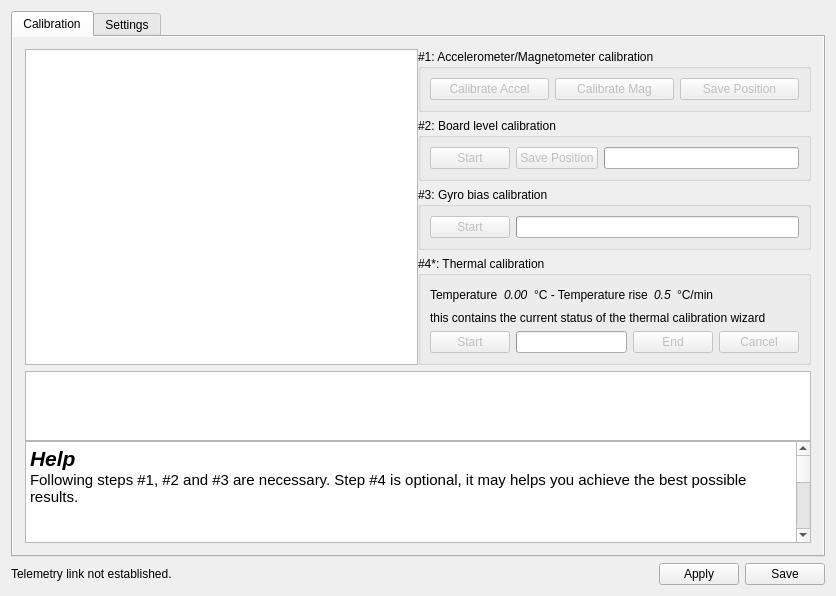
Qt form ground/openpilotgcs/src/plugins/config/revosensors.ui (openpilot/OpenPilot) before a commit.
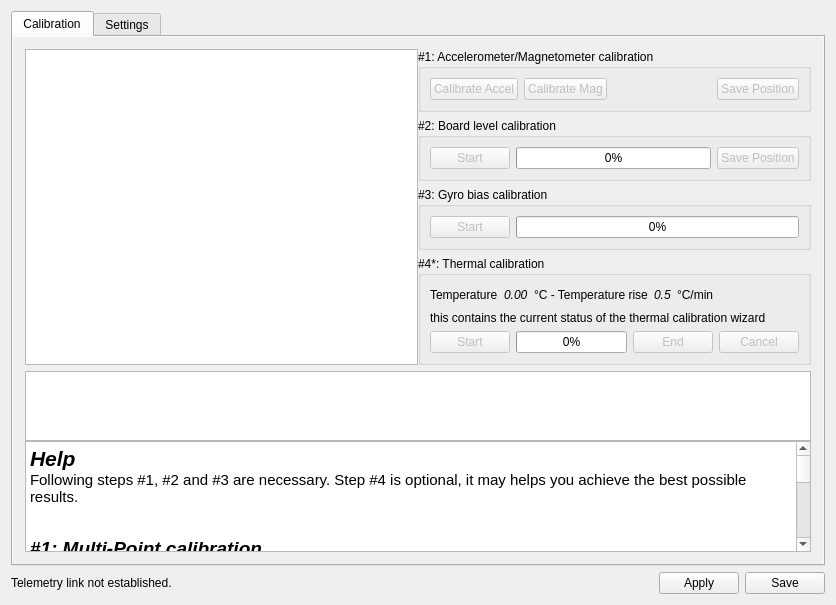
The same form after that commit. Icons and pictures are not drawn.

Commit message: OP-975 some visual enhancemets to UI (moving save button for level, adding spacers, showing percentage to progressbar)

What changed in the file:
```diff
--- a/ground/openpilotgcs/src/plugins/config/revosensors.ui
+++ b/ground/openpilotgcs/src/plugins/config/revosensors.ui
@@ -7,7 +7,7 @@
     <x>0</x>
     <y>0</y>
     <width>836</width>
-    <height>596</height>
+    <height>605</height>
    </rect>
   </property>
   <property name="windowTitle">
@@ -110,34 +110,34 @@
               <string>&lt;!DOCTYPE HTML PUBLIC &quot;-//W3C//DTD HTML 4.0//EN&quot; &quot;http://www.w3.org/TR/REC-html40/strict.dtd&quot;&gt;
 &lt;html&gt;&lt;head&gt;&lt;meta name=&quot;qrichtext&quot; content=&quot;1&quot; /&gt;&lt;style type=&quot;text/css&quot;&gt;
 p, li { white-space: pre-wrap; }
-&lt;/style&gt;&lt;/head&gt;&lt;body style=&quot; font-family:'MS Shell Dlg 2'; font-size:8.25pt; font-weight:400; font-style:normal;&quot;&gt;
+&lt;/style&gt;&lt;/head&gt;&lt;body style=&quot; font-family:'Ubuntu'; font-size:9pt; font-weight:400; font-style:normal;&quot;&gt;
 &lt;table border=&quot;0&quot; style=&quot;-qt-table-type: root; margin-top:4px; margin-bottom:4px; margin-left:4px; margin-right:4px;&quot;&gt;
 &lt;tr&gt;
 &lt;td style=&quot;border: none;&quot;&gt;
-&lt;p style=&quot; margin-top:0px; margin-bottom:0px; margin-left:0px; margin-right:0px; -qt-block-indent:0; text-indent:0px;&quot;&gt;&lt;span style=&quot; font-family:'Ubuntu'; font-size:16pt; font-weight:600; font-style:italic;&quot;&gt;Help&lt;/span&gt;&lt;/p&gt;
-&lt;p style=&quot; margin-top:0px; margin-bottom:0px; margin-left:0px; margin-right:0px; -qt-block-indent:0; text-indent:0px;&quot;&gt;&lt;span style=&quot; font-family:'Ubuntu'; font-size:11pt;&quot;&gt;Following steps #1, #2 and #3 are necessary. Step #4 is optional, it may helps you achieve the best possible results.&lt;/span&gt;&lt;/p&gt;
-&lt;p style=&quot;-qt-paragraph-type:empty; margin-top:0px; margin-bottom:0px; margin-left:0px; margin-right:0px; -qt-block-indent:0; text-indent:0px; font-family:'Ubuntu'; font-size:11pt;&quot;&gt;&lt;br /&gt;&lt;/p&gt;
-&lt;p align=&quot;center&quot; style=&quot;-qt-paragraph-type:empty; margin-top:0px; margin-bottom:0px; margin-left:0px; margin-right:0px; -qt-block-indent:0; text-indent:0px; font-size:8pt;&quot;&gt;&lt;br /&gt;&lt;/p&gt;
-&lt;p style=&quot; margin-top:0px; margin-bottom:0px; margin-left:0px; margin-right:0px; -qt-block-indent:0; text-indent:0px;&quot;&gt;&lt;span style=&quot; font-family:'Ubuntu'; font-size:14pt; font-weight:600; font-style:italic;&quot;&gt;#1: Multi-Point calibration&lt;/span&gt;&lt;/p&gt;
-&lt;p style=&quot; margin-top:0px; margin-bottom:0px; margin-left:0px; margin-right:0px; -qt-block-indent:0; text-indent:0px;&quot;&gt;&lt;span style=&quot; font-family:'Ubuntu'; font-size:11pt;&quot;&gt;This calibration will compute the scale for Magnetometer or Accelerometer sensors. &lt;/span&gt;&lt;/p&gt;
-&lt;p style=&quot; margin-top:0px; margin-bottom:0px; margin-left:0px; margin-right:0px; -qt-block-indent:0; text-indent:0px;&quot;&gt;&lt;span style=&quot; font-family:'Ubuntu'; font-size:11pt;&quot;&gt;Press &amp;quot;Calibrate Mag&amp;quot; or &amp;quot;Calibrate Accel&amp;quot; to begin calibration, and follow the instructions which will be displayed here.  &lt;/span&gt;&lt;/p&gt;
-&lt;p style=&quot; margin-top:0px; margin-bottom:0px; margin-left:0px; margin-right:0px; -qt-block-indent:0; text-indent:0px;&quot;&gt;&lt;span style=&quot; font-family:'Ubuntu'; font-size:11pt;&quot;&gt;For optimal calibration perform the Accel calibration with the board not mounted to the craft. in this way you can accurately level the board on your desk/table during the process. &lt;/span&gt;&lt;/p&gt;
-&lt;p style=&quot; margin-top:0px; margin-bottom:0px; margin-left:0px; margin-right:0px; -qt-block-indent:0; text-indent:0px;&quot;&gt;&lt;span style=&quot; font-family:'Ubuntu'; font-size:11pt;&quot;&gt;Magnetometer calibration need to be performed inside your plane/copter to account for metal/magnetic stuffs on board.&lt;/span&gt;&lt;/p&gt;
-&lt;p style=&quot; margin-top:0px; margin-bottom:0px; margin-left:0px; margin-right:0px; -qt-block-indent:0; text-indent:0px;&quot;&gt;&lt;span style=&quot; font-family:'Ubuntu'; font-size:11pt; font-weight:600; font-style:italic;&quot;&gt;Note 1:&lt;/span&gt;&lt;span style=&quot; font-family:'Ubuntu'; font-size:11pt;&quot;&gt; Your &lt;/span&gt;&lt;span style=&quot; font-family:'Ubuntu'; font-size:11pt; font-weight:600;&quot;&gt;HomeLocation must be set first&lt;/span&gt;&lt;span style=&quot; font-family:'Ubuntu'; font-size:11pt;&quot;&gt;, including the local magnetic field vector (Be) and acceleration due to gravity (g_e).&lt;/span&gt;&lt;/p&gt;
-&lt;p style=&quot; margin-top:0px; margin-bottom:0px; margin-left:0px; margin-right:0px; -qt-block-indent:0; text-indent:0px;&quot;&gt;&lt;span style=&quot; font-family:'Ubuntu'; font-size:11pt; font-weight:600; font-style:italic;&quot;&gt;Note 2:&lt;/span&gt;&lt;span style=&quot; font-family:'Ubuntu'; font-size:11pt;&quot;&gt; There is no need to point exactly at South/North/West/East. They are just used to easily tells the user how to point the plane/craft. &lt;/span&gt;&lt;/p&gt;
-&lt;p style=&quot; margin-top:0px; margin-bottom:0px; margin-left:0px; margin-right:0px; -qt-block-indent:0; text-indent:0px;&quot;&gt;&lt;span style=&quot; font-family:'Ubuntu'; font-size:11pt;&quot;&gt;You can simply assume that North is in front of you, right is East etc. and perform the calibration this way.&lt;/span&gt;&lt;/p&gt;
-&lt;p style=&quot;-qt-paragraph-type:empty; margin-top:0px; margin-bottom:0px; margin-left:0px; margin-right:0px; -qt-block-indent:0; text-indent:0px; font-family:'Ubuntu'; font-size:11pt;&quot;&gt;&lt;br /&gt;&lt;/p&gt;
-&lt;p style=&quot; margin-top:0px; margin-bottom:0px; margin-left:0px; margin-right:0px; -qt-block-indent:0; text-indent:0px;&quot;&gt;&lt;span style=&quot; font-family:'Ubuntu'; font-size:14pt; font-weight:600; font-style:italic;&quot;&gt;#2: Board level calibration&lt;/span&gt;&lt;/p&gt;
-&lt;p style=&quot; margin-top:0px; margin-bottom:0px; margin-left:0px; margin-right:0px; -qt-block-indent:0; text-indent:0px;&quot;&gt;&lt;span style=&quot; font-family:'Ubuntu'; font-size:11pt;&quot;&gt;This step will ensure that board leveling is accurate. Place your airframe as horizontally as possible (use a spirit level if necessary), then press Start below and do not move your airframe at all until the end of the calibration.&lt;/span&gt;&lt;/p&gt;
-&lt;p style=&quot;-qt-paragraph-type:empty; margin-top:0px; margin-bottom:0px; margin-left:0px; margin-right:0px; -qt-block-indent:0; text-indent:0px; font-family:'Ubuntu'; font-size:11pt;&quot;&gt;&lt;br /&gt;&lt;/p&gt;
-&lt;p style=&quot; margin-top:0px; margin-bottom:0px; margin-left:0px; margin-right:0px; -qt-block-indent:0; text-indent:0px;&quot;&gt;&lt;span style=&quot; font-family:'Ubuntu'; font-size:14pt; font-weight:600; font-style:italic;&quot;&gt;#3: Gyro Bias calculation&lt;/span&gt;&lt;/p&gt;
-&lt;p style=&quot; margin-top:0px; margin-bottom:0px; margin-left:0px; margin-right:0px; -qt-block-indent:0; text-indent:0px;&quot;&gt;&lt;span style=&quot; font-family:'Ubuntu'; font-size:11pt;&quot;&gt;This step allows to calibrate the gyro measured value when the board is steady. To perform the calibration leave the board/aircraft completely steady and click start. &lt;/span&gt;&lt;/p&gt;
-&lt;p style=&quot;-qt-paragraph-type:empty; margin-top:0px; margin-bottom:0px; margin-left:0px; margin-right:0px; -qt-block-indent:0; text-indent:0px; font-family:'Ubuntu'; font-size:11pt;&quot;&gt;&lt;br /&gt;&lt;/p&gt;
-&lt;p style=&quot; margin-top:0px; margin-bottom:0px; margin-left:0px; margin-right:0px; -qt-block-indent:0; text-indent:0px;&quot;&gt;&lt;span style=&quot; font-family:'Ubuntu'; font-size:14pt; font-weight:600; font-style:italic;&quot;&gt;#4: Thermal Calibration&lt;/span&gt;&lt;/p&gt;
-&lt;p style=&quot; margin-top:0px; margin-bottom:0px; margin-left:0px; margin-right:0px; -qt-block-indent:0; text-indent:0px;&quot;&gt;&lt;span style=&quot; font-family:'Ubuntu'; font-size:11pt;&quot;&gt;The calibration will compute sensors bias variations at different temperatures while the board warms up.&lt;/span&gt;&lt;/p&gt;
-&lt;p style=&quot; margin-top:0px; margin-bottom:0px; margin-left:0px; margin-right:0px; -qt-block-indent:0; text-indent:0px;&quot;&gt;&lt;span style=&quot; font-family:'Ubuntu'; font-size:11pt;&quot;&gt;This  allow a certain amount of correction of those bias variations against temperature changes. It does improve both altitude hold and yaw performances.&lt;/span&gt;&lt;/p&gt;
-&lt;p style=&quot; margin-top:0px; margin-bottom:0px; margin-left:0px; margin-right:0px; -qt-block-indent:0; text-indent:0px;&quot;&gt;&lt;span style=&quot; font-family:'Ubuntu'; font-size:11pt;&quot;&gt;To perform this calibration leave the board to cool down at room temperature in the coldest places available. after 15-20 minutes attach the usb connector to the board and Click the Calibrate button leaving the board steady. Wait until completed&lt;/span&gt;&lt;/p&gt;
-&lt;p align=&quot;center&quot; style=&quot;-qt-paragraph-type:empty; margin-top:0px; margin-bottom:0px; margin-left:0px; margin-right:0px; -qt-block-indent:0; text-indent:0px; font-family:'Ubuntu'; font-size:11pt;&quot;&gt;&lt;br /&gt;&lt;/p&gt;&lt;/td&gt;&lt;/tr&gt;&lt;/table&gt;&lt;/body&gt;&lt;/html&gt;</string>
+&lt;p style=&quot; margin-top:0px; margin-bottom:0px; margin-left:0px; margin-right:0px; -qt-block-indent:0; text-indent:0px;&quot;&gt;&lt;span style=&quot; font-size:16pt; font-weight:600; font-style:italic;&quot;&gt;Help&lt;/span&gt;&lt;/p&gt;
+&lt;p style=&quot; margin-top:0px; margin-bottom:0px; margin-left:0px; margin-right:0px; -qt-block-indent:0; text-indent:0px;&quot;&gt;&lt;span style=&quot; font-size:11pt;&quot;&gt;Following steps #1, #2 and #3 are necessary. Step #4 is optional, it may helps you achieve the best possible results.&lt;/span&gt;&lt;/p&gt;
+&lt;p style=&quot;-qt-paragraph-type:empty; margin-top:0px; margin-bottom:0px; margin-left:0px; margin-right:0px; -qt-block-indent:0; text-indent:0px; font-size:11pt;&quot;&gt;&lt;br /&gt;&lt;/p&gt;
+&lt;p align=&quot;center&quot; style=&quot;-qt-paragraph-type:empty; margin-top:0px; margin-bottom:0px; margin-left:0px; margin-right:0px; -qt-block-indent:0; text-indent:0px; font-family:'MS Shell Dlg 2'; font-size:8pt;&quot;&gt;&lt;br /&gt;&lt;/p&gt;
+&lt;p style=&quot; margin-top:0px; margin-bottom:0px; margin-left:0px; margin-right:0px; -qt-block-indent:0; text-indent:0px;&quot;&gt;&lt;span style=&quot; font-size:14pt; font-weight:600; font-style:italic;&quot;&gt;#1: Multi-Point calibration&lt;/span&gt;&lt;/p&gt;
+&lt;p style=&quot; margin-top:0px; margin-bottom:0px; margin-left:0px; margin-right:0px; -qt-block-indent:0; text-indent:0px;&quot;&gt;&lt;span style=&quot; font-size:11pt;&quot;&gt;This calibration will compute the scale for Magnetometer or Accelerometer sensors. &lt;/span&gt;&lt;/p&gt;
+&lt;p style=&quot; margin-top:0px; margin-bottom:0px; margin-left:0px; margin-right:0px; -qt-block-indent:0; text-indent:0px;&quot;&gt;&lt;span style=&quot; font-size:11pt;&quot;&gt;Press &amp;quot;Calibrate Mag&amp;quot; or &amp;quot;Calibrate Accel&amp;quot; to begin calibration, and follow the instructions which will be displayed here.  &lt;/span&gt;&lt;/p&gt;
+&lt;p style=&quot; margin-top:0px; margin-bottom:0px; margin-left:0px; margin-right:0px; -qt-block-indent:0; text-indent:0px;&quot;&gt;&lt;span style=&quot; font-size:11pt;&quot;&gt;For optimal calibration perform the Accel calibration with the board not mounted to the craft. in this way you can accurately level the board on your desk/table during the process. &lt;/span&gt;&lt;/p&gt;
+&lt;p style=&quot; margin-top:0px; margin-bottom:0px; margin-left:0px; margin-right:0px; -qt-block-indent:0; text-indent:0px;&quot;&gt;&lt;span style=&quot; font-size:11pt;&quot;&gt;Magnetometer calibration need to be performed inside your plane/copter to account for metal/magnetic stuffs on board.&lt;/span&gt;&lt;/p&gt;
+&lt;p style=&quot; margin-top:0px; margin-bottom:0px; margin-left:0px; margin-right:0px; -qt-block-indent:0; text-indent:0px;&quot;&gt;&lt;span style=&quot; font-size:11pt; font-weight:600; font-style:italic;&quot;&gt;Note 1:&lt;/span&gt;&lt;span style=&quot; font-size:11pt;&quot;&gt; Your &lt;/span&gt;&lt;span style=&quot; font-size:11pt; font-weight:600;&quot;&gt;HomeLocation must be set first&lt;/span&gt;&lt;span style=&quot; font-size:11pt;&quot;&gt;, including the local magnetic field vector (Be) and acceleration due to gravity (g_e).&lt;/span&gt;&lt;/p&gt;
+&lt;p style=&quot; margin-top:0px; margin-bottom:0px; margin-left:0px; margin-right:0px; -qt-block-indent:0; text-indent:0px;&quot;&gt;&lt;span style=&quot; font-size:11pt; font-weight:600; font-style:italic;&quot;&gt;Note 2:&lt;/span&gt;&lt;span style=&quot; font-size:11pt;&quot;&gt; There is no need to point exactly at South/North/West/East. They are just used to easily tells the user how to point the plane/craft. &lt;/span&gt;&lt;/p&gt;
+&lt;p style=&quot; margin-top:0px; margin-bottom:0px; margin-left:0px; margin-right:0px; -qt-block-indent:0; text-indent:0px;&quot;&gt;&lt;span style=&quot; font-size:11pt;&quot;&gt;You can simply assume that North is in front of you, right is East etc. and perform the calibration this way.&lt;/span&gt;&lt;/p&gt;
+&lt;p style=&quot;-qt-paragraph-type:empty; margin-top:0px; margin-bottom:0px; margin-left:0px; margin-right:0px; -qt-block-indent:0; text-indent:0px; font-size:11pt;&quot;&gt;&lt;br /&gt;&lt;/p&gt;
+&lt;p style=&quot; margin-top:0px; margin-bottom:0px; margin-left:0px; margin-right:0px; -qt-block-indent:0; text-indent:0px;&quot;&gt;&lt;span style=&quot; font-size:14pt; font-weight:600; font-style:italic;&quot;&gt;#2: Board level calibration&lt;/span&gt;&lt;/p&gt;
+&lt;p style=&quot; margin-top:0px; margin-bottom:0px; margin-left:0px; margin-right:0px; -qt-block-indent:0; text-indent:0px;&quot;&gt;&lt;span style=&quot; font-size:11pt;&quot;&gt;This step will ensure that board leveling is accurate. Place your airframe as horizontally as possible (use a spirit level if necessary), then press Start below and do not move your airframe at all until the end of the calibration.&lt;/span&gt;&lt;/p&gt;
+&lt;p style=&quot;-qt-paragraph-type:empty; margin-top:0px; margin-bottom:0px; margin-left:0px; margin-right:0px; -qt-block-indent:0; text-indent:0px; font-size:11pt;&quot;&gt;&lt;br /&gt;&lt;/p&gt;
+&lt;p style=&quot; margin-top:0px; margin-bottom:0px; margin-left:0px; margin-right:0px; -qt-block-indent:0; text-indent:0px;&quot;&gt;&lt;span style=&quot; font-size:14pt; font-weight:600; font-style:italic;&quot;&gt;#3: Gyro Bias calculation&lt;/span&gt;&lt;/p&gt;
+&lt;p style=&quot; margin-top:0px; margin-bottom:0px; margin-left:0px; margin-right:0px; -qt-block-indent:0; text-indent:0px;&quot;&gt;&lt;span style=&quot; font-size:11pt;&quot;&gt;This step allows to calibrate the gyro measured value when the board is steady. To perform the calibration leave the board/aircraft completely steady and click start. &lt;/span&gt;&lt;/p&gt;
+&lt;p style=&quot;-qt-paragraph-type:empty; margin-top:0px; margin-bottom:0px; margin-left:0px; margin-right:0px; -qt-block-indent:0; text-indent:0px; font-size:11pt;&quot;&gt;&lt;br /&gt;&lt;/p&gt;
+&lt;p style=&quot; margin-top:0px; margin-bottom:0px; margin-left:0px; margin-right:0px; -qt-block-indent:0; text-indent:0px;&quot;&gt;&lt;span style=&quot; font-size:14pt; font-weight:600; font-style:italic;&quot;&gt;#4: Thermal Calibration&lt;/span&gt;&lt;/p&gt;
+&lt;p style=&quot; margin-top:0px; margin-bottom:0px; margin-left:0px; margin-right:0px; -qt-block-indent:0; text-indent:0px;&quot;&gt;&lt;span style=&quot; font-size:11pt;&quot;&gt;The calibration will compute sensors bias variations at different temperatures while the board warms up.&lt;/span&gt;&lt;/p&gt;
+&lt;p style=&quot; margin-top:0px; margin-bottom:0px; margin-left:0px; margin-right:0px; -qt-block-indent:0; text-indent:0px;&quot;&gt;&lt;span style=&quot; font-size:11pt;&quot;&gt;This  allow a certain amount of correction of those bias variations against temperature changes. It does improve both altitude hold and yaw performances.&lt;/span&gt;&lt;/p&gt;
+&lt;p style=&quot; margin-top:0px; margin-bottom:0px; margin-left:0px; margin-right:0px; -qt-block-indent:0; text-indent:0px;&quot;&gt;&lt;span style=&quot; font-size:11pt;&quot;&gt;To perform this calibration leave the board to cool down at room temperature in the coldest places available. after 15-20 minutes attach the usb connector to the board and Click the Calibrate button leaving the board steady. Wait until completed&lt;/span&gt;&lt;/p&gt;
+&lt;p align=&quot;center&quot; style=&quot;-qt-paragraph-type:empty; margin-top:0px; margin-bottom:0px; margin-left:0px; margin-right:0px; -qt-block-indent:0; text-indent:0px; font-size:11pt;&quot;&gt;&lt;br /&gt;&lt;/p&gt;&lt;/td&gt;&lt;/tr&gt;&lt;/table&gt;&lt;/body&gt;&lt;/html&gt;</string>
              </property>
             </widget>
            </item>
@@ -175,6 +175,19 @@
               </property>
              </widget>
             </item>
+            <item>
+             <spacer name="horizontalSpacer_thermalbias_2">
+              <property name="orientation">
+               <enum>Qt::Horizontal</enum>
+              </property>
+              <property name="sizeHint" stdset="0">
+               <size>
+                <width>40</width>
+                <height>20</height>
+               </size>
+              </property>
+             </spacer>
+            </item>
             <item>
              <widget class="QPushButton" name="sixPointsSave">
               <property name="enabled">
@@ -207,24 +220,24 @@
               </property>
              </widget>
             </item>
-            <item>
-             <widget class="QPushButton" name="boardLevelSavePos">
-              <property name="enabled">
-               <bool>false</bool>
-              </property>
-              <property name="text">
-               <string>Save Position</string>
-              </property>
-             </widget>
-            </item>
             <item>
              <widget class="QProgressBar" name="boardLevelProgress">
               <property name="value">
                <number>0</number>
               </property>
               <property name="textVisible">
+               <bool>true</bool>
+              </property>
+             </widget>
+            </item>
+            <item>
+             <widget class="QPushButton" name="boardLevelSavePos">
+              <property name="enabled">
                <bool>false</bool>
               </property>
+              <property name="text">
+               <string>Save Position</string>
+              </property>
              </widget>
             </item>
            </layout>
@@ -252,7 +265,7 @@
                <number>0</number>
               </property>
               <property name="textVisible">
-               <bool>false</bool>
+               <bool>true</bool>
               </property>
              </widget>
             </item>
@@ -380,7 +393,7 @@
                  <number>0</number>
                 </property>
                 <property name="textVisible">
-                 <bool>false</bool>
+                 <bool>true</bool>
                 </property>
                </widget>
               </item>
```
